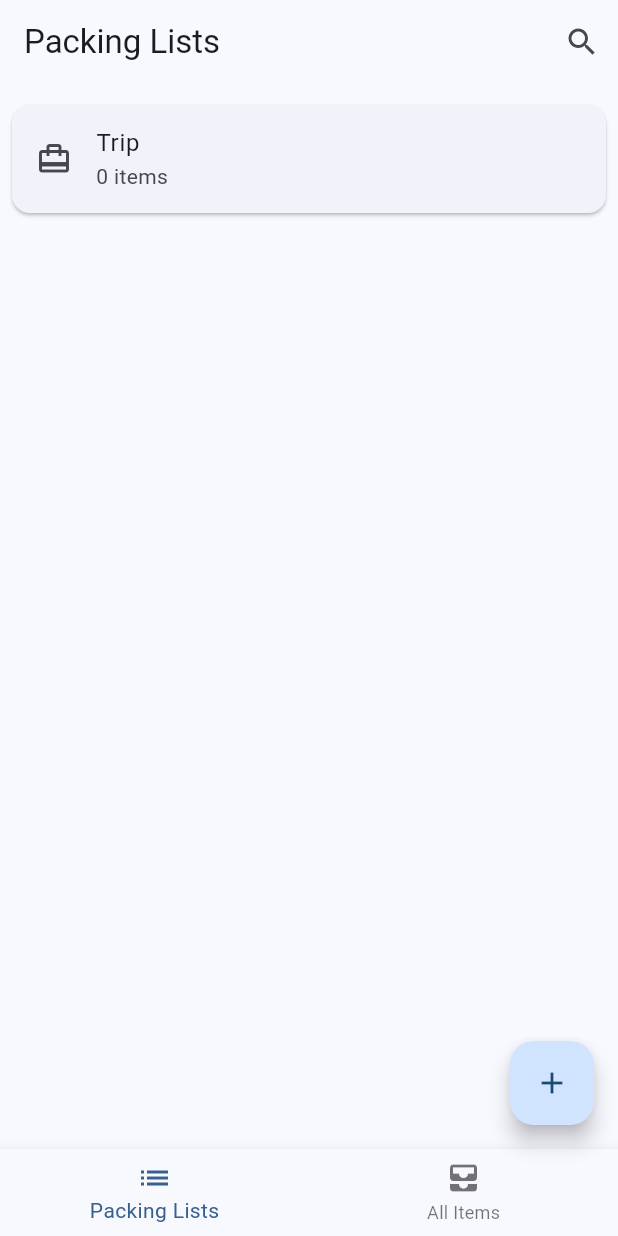
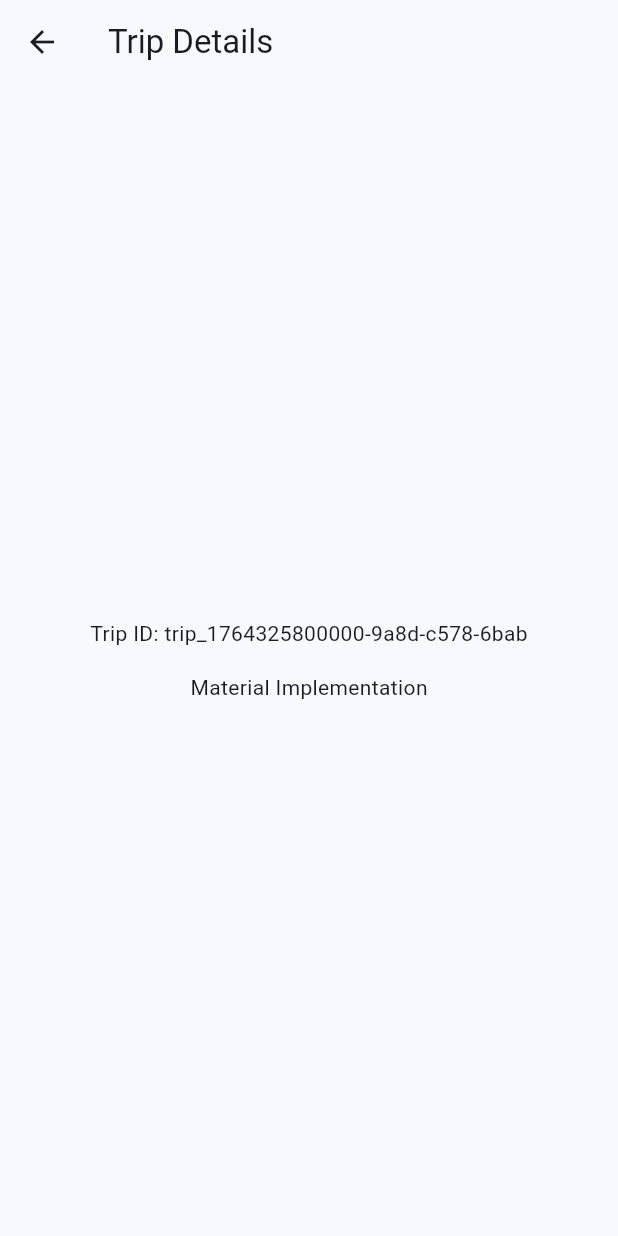
Before and after one commit to makruban/listm, a Flutter app: the screen it shows after launch, after a tap on the "add" icon, after a tap on "Trip", on a phone screen of 412 x 824 dp. Run offline on Flutter 3.47's test engine with Material 3 defaults, Android fonts, the phone set to English and light mode, and no system bars; our stand-ins replace bloc, flutter_bloc, get_it, go_router, shared_preferences; generated files the repository leaves out were written again.

Commit message:
feat: implement trip detail screen and navigation

```diff
--- a/lib/core/resources/app_routes.dart
+++ b/lib/core/resources/app_routes.dart
@@ -10,4 +10,5 @@ abstract class AppRoutes {
   // TODO: Add more route names as needed:
   // static const String packingLists = '/packingLists';
   // static const String specificList = '/packingLists/:id';
+  static const String tripDetail = 'trip/:id';
 }
--- a/lib/core/routes/app_router.dart
+++ b/lib/core/routes/app_router.dart
@@ -2,6 +2,7 @@ import 'package:go_router/go_router.dart';
 import 'package:listm/core/resources/app_routes.dart';
 import 'package:listm/presentation/screens/main_screen/main_screen.dart';
 import 'package:listm/presentation/screens/splash_screen.dart';
+import 'package:listm/presentation/screens/trip_detail_screen/trip_detail_screen.dart';
 
 final GoRouter appRouter = GoRouter(
   initialLocation: AppRoutes.splash,
@@ -18,6 +19,16 @@ final GoRouter appRouter = GoRouter(
       path: AppRoutes.home,
       name: 'home',
       builder: (context, state) => const MainScreen(),
+      routes: [
+        GoRoute(
+          path: AppRoutes.tripDetail,
+          name: 'tripDetail',
+          builder: (context, state) {
+            final tripId = state.pathParameters['id']!;
+            return TripDetailScreen(tripId: tripId);
+          },
+        ),
+      ],
     ),
   ],
 );
--- a/lib/presentation/screens/packing_list_screen/material_packing_lists_screen.dart
+++ b/lib/presentation/screens/packing_list_screen/material_packing_lists_screen.dart
@@ -162,7 +162,10 @@ class _TripCard extends StatelessWidget {
             '${trip.itemCount} ${loc.itemsLabel}',
           ),
           onTap: () {
-            // context.go('${AppRoutes.packingLists}/${trip.id}');
+            context.goNamed(
+              'tripDetail',
+              pathParameters: {'id': trip.id},
+            );
           },
         ),
       ),
--- /dev/null
+++ b/lib/presentation/screens/trip_detail_screen/material_trip_detail_screen.dart
@@ -0,0 +1,29 @@
+import 'package:flutter/material.dart';
+
+class MaterialTripDetailScreen extends StatelessWidget {
+  final String tripId;
+
+  const MaterialTripDetailScreen({
+    super.key,
+    required this.tripId,
+  });
+
+  @override
+  Widget build(BuildContext context) {
+    return Scaffold(
+      appBar: AppBar(
+        title: const Text('Trip Details'),
+      ),
+      body: Center(
+        child: Column(
+          mainAxisAlignment: MainAxisAlignment.center,
+          children: [
+            Text('Trip ID: $tripId'),
+            const SizedBox(height: 16),
+            const Text('Material Implementation'),
+          ],
+        ),
+      ),
+    );
+  }
+}
--- /dev/null
+++ b/lib/presentation/screens/trip_detail_screen/trip_detail_screen.dart
@@ -0,0 +1,21 @@
+import 'dart:io';
+
+import 'package:flutter/widgets.dart';
+import 'package:listm/presentation/screens/trip_detail_screen/cupertino_trip_detail_screen.dart';
+import 'package:listm/presentation/screens/trip_detail_screen/material_trip_detail_screen.dart';
+
+class TripDetailScreen extends StatelessWidget {
+  final String tripId;
+
+  const TripDetailScreen({
+    super.key,
+    required this.tripId,
+  });
+
+  @override
+  Widget build(BuildContext context) {
+    return Platform.isIOS
+        ? CupertinoTripDetailScreen(tripId: tripId)
+        : MaterialTripDetailScreen(tripId: tripId);
+  }
+}
```
Also changed, not shown: lib/presentation/screens/trip_detail_screen/cupertino_trip_detail_screen.dart (added, +29 -0 lines), 1 other file.
